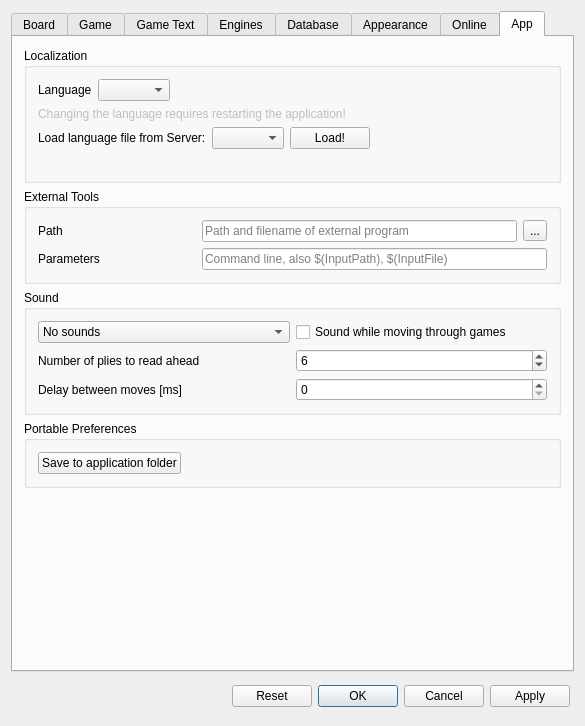
Above: src/dialogs/preferences.ui from Isarhamster/chessx before the change. Below: the same form after it.
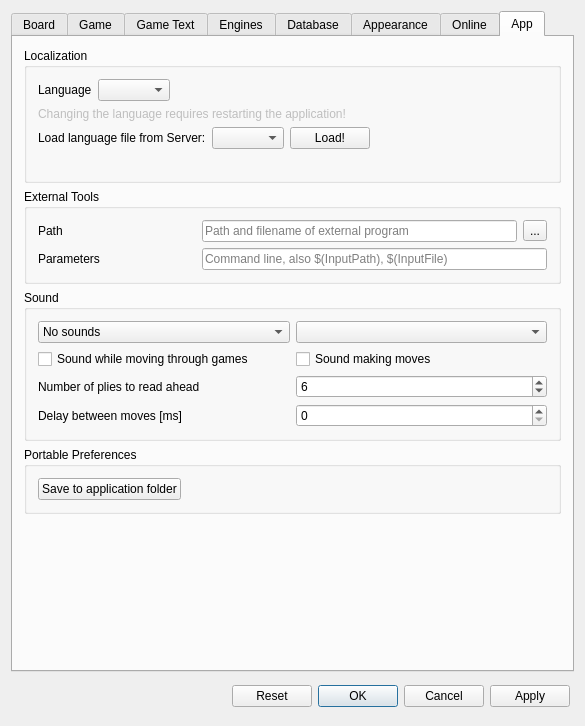
That is the form after the change. The open tabs and pages were chosen to show the change. Icons and pictures are not drawn. Custom widgets are drawn as their Qt base class.

Commit message: New feature: Allows piece specific sounds

Patch:
```diff
--- a/src/dialogs/preferences.ui
+++ b/src/dialogs/preferences.ui
@@ -1977,7 +1977,7 @@
           <string>Sound</string>
          </property>
          <layout class="QGridLayout" name="gridLayout_7">
-          <item row="1" column="0">
+          <item row="2" column="0">
            <widget class="QLabel" name="labelPlyReadAhead">
             <property name="text">
              <string>Number of plies to read ahead</string>
@@ -1987,13 +1987,6 @@
             </property>
            </widget>
           </item>
-          <item row="0" column="1">
-           <widget class="QCheckBox" name="cbScreenReader">
-            <property name="text">
-             <string>Sound while moving through games</string>
-            </property>
-           </widget>
-          </item>
           <item row="0" column="0">
            <widget class="QComboBox" name="cbSoundOn">
             <item>
@@ -2013,14 +2006,7 @@
             </item>
            </widget>
           </item>
-          <item row="1" column="1">
-           <widget class="QSpinBox" name="plyReadAhead">
-            <property name="value">
-             <number>6</number>
-            </property>
-           </widget>
-          </item>
-          <item row="2" column="0">
+          <item row="3" column="0">
            <widget class="QLabel" name="labelDelayReadAhead">
             <property name="text">
              <string>Delay between moves [ms]</string>
@@ -2030,7 +2016,7 @@
             </property>
            </widget>
           </item>
-          <item row="2" column="1">
+          <item row="3" column="1">
            <widget class="QSpinBox" name="delayReadAhead">
             <property name="maximum">
              <number>5000</number>
@@ -2040,6 +2026,30 @@
             </property>
            </widget>
           </item>
+          <item row="2" column="1">
+           <widget class="QSpinBox" name="plyReadAhead">
+            <property name="value">
+             <number>6</number>
+            </property>
+           </widget>
+          </item>
+          <item row="1" column="0">
+           <widget class="QCheckBox" name="cbScreenReader">
+            <property name="text">
+             <string>Sound while moving through games</string>
+            </property>
+           </widget>
+          </item>
+          <item row="1" column="1">
+           <widget class="QCheckBox" name="cbMoveSound">
+            <property name="text">
+             <string>Sound making moves</string>
+            </property>
+           </widget>
+          </item>
+          <item row="0" column="1">
+           <widget class="QComboBox" name="cbVoice"/>
+          </item>
          </layout>
         </widget>
        </item>
```
Left out of the diff: 2 changed lines with no effect on the pictures. The commit also changes 8 other files.
